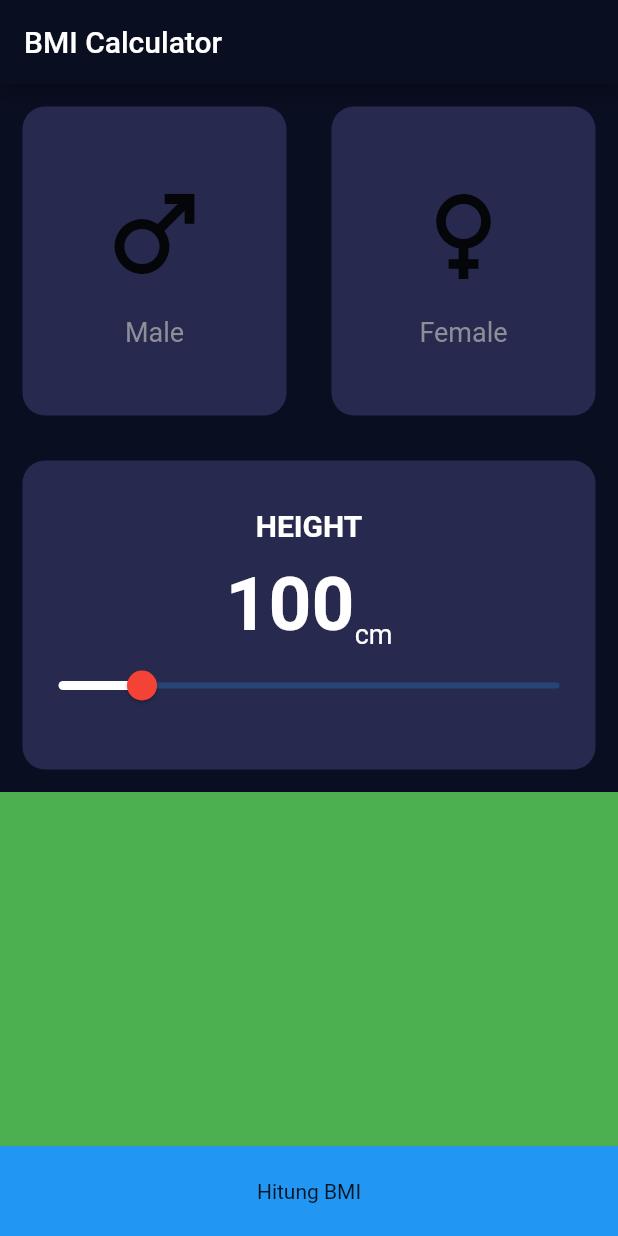
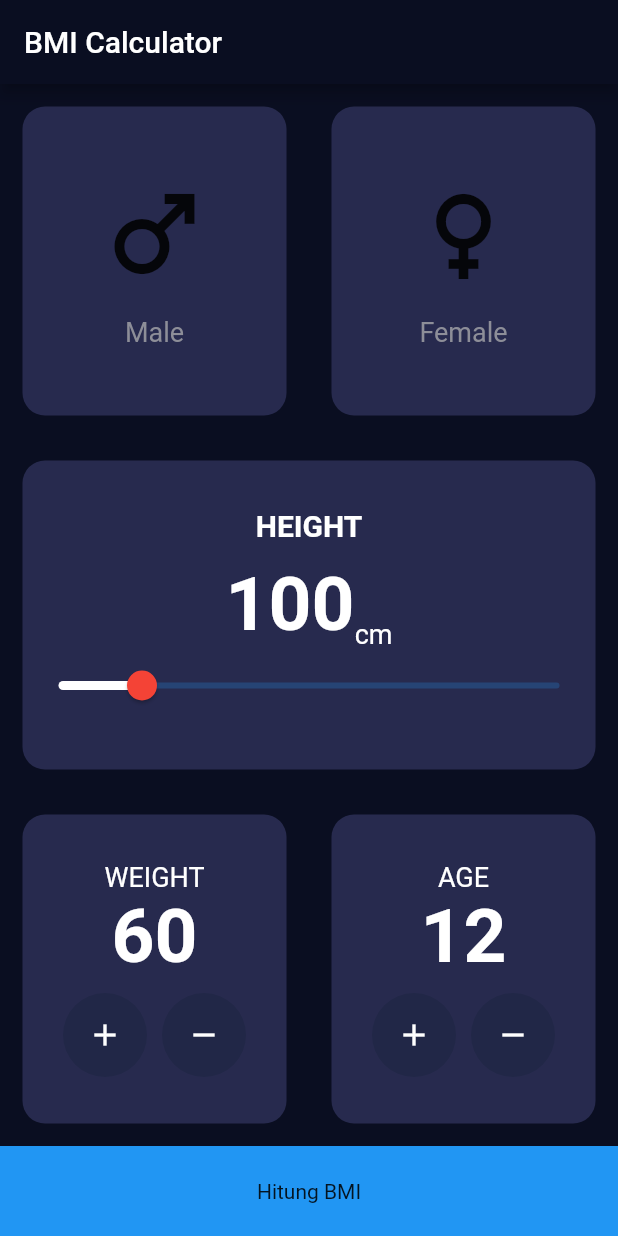
Before and after one commit to ihsansatriawan/bmi_apps, a Flutter app: the screen it shows after launch, on a phone screen of 412 x 824 dp. Run offline on Flutter 3.47's test engine with Material 2 defaults, Android fonts, the phone set to English and light mode, and no system bars.

Commit message:
Complete UI not full functional

```diff
--- a/lib/constants/constant.dart
+++ b/lib/constants/constant.dart
@@ -5,7 +5,14 @@ TextStyle genderTextStyle = const TextStyle(
   fontSize: 18,
   color: Color(0xff8d8e98)
 );
+
 TextStyle labelTextStyle = const TextStyle(
   fontSize: 18,
   color: Colors.white
 );
+
+TextStyle numberTextStyle = const TextStyle(
+  fontSize: 50,
+  fontWeight: FontWeight.bold,
+  color: Colors.white
+);
--- a/lib/views/bmi_data_screen.dart
+++ b/lib/views/bmi_data_screen.dart
@@ -65,11 +65,7 @@ class _BmiDataScreenState extends State<BmiDataScreen> {
                     children: [
                       Text(
                         "$height",
-                        style: TextStyle(
-                          fontSize: 50,
-                          fontWeight: FontWeight.bold,
-                          color: Colors.white
-                        ),
+                        style: numberTextStyle,
                       ),
                       Text(
                         "cm",
@@ -95,9 +91,118 @@ class _BmiDataScreenState extends State<BmiDataScreen> {
               ),
             ),
           )),
-          Expanded(child: Container(
-            color: Colors.green,
-          )),
+          Expanded(
+            child: Container(
+              child: Row(
+                children: [
+                  Expanded(
+                    child: BmiCard(
+                      child: Column(
+                        mainAxisAlignment: MainAxisAlignment.center,
+                        children: [
+                          Text(
+                            "WEIGHT",
+                            style: labelTextStyle,
+                          ),
+                          Text(
+                            "60",
+                            style: numberTextStyle,
+                          ),
+                          SizedBox(height: 8),
+                          Row(
+                            mainAxisAlignment: MainAxisAlignment.center,
+                            children: [
+                              RawMaterialButton(
+                                onPressed: () {},
+                                elevation: 0,
+                                child: Icon(
+                                  Icons.add,
+                                  color: Colors.white
+                                ),
+                                shape: CircleBorder(),
+                                fillColor: Color(0xff212747),
+                                constraints: BoxConstraints.tightFor(
+                                  width: 56,
+                                  height: 56,
+                                ),
+                              ),
+                              SizedBox(width: 10),
+                              RawMaterialButton(
+                                onPressed: () {},
+                                elevation: 0,
+                                child: Icon(
+                                  Icons.remove,
+                                  color: Colors.white,
+                                ),
+                                shape: CircleBorder(),
+                                fillColor: Color(0xff212747),
+                                constraints: BoxConstraints.tightFor(
+                                  width: 56,
+                                  height: 56,
+                                ),
+                              ),
+                            ],
+                          ),
+                        ],
+                      ),
+                    ),
+                  ),
+                  Expanded(
+                    child: BmiCard(
+                      child: Column(
+                        mainAxisAlignment: MainAxisAlignment.center,
+                        children: [
+                          Text(
+                            "AGE",
+                            style: labelTextStyle,
+                          ),
+                          Text(
+                            "12",
+                            style: numberTextStyle,
+                          ),
+                          SizedBox(height: 8),
+                          Row(
+                            mainAxisAlignment: MainAxisAlignment.center,
+                            children: [
+                              RawMaterialButton(
+                                onPressed: () {},
+                                elevation: 0,
+                                child: Icon(
+                                  Icons.add,
+                                  color: Colors.white
+                                ),
+                                shape: CircleBorder(),
+                                fillColor: Color(0xff212747),
+                                constraints: BoxConstraints.tightFor(
+                                  width: 56,
+                                  height: 56,
+                                ),
+                              ),
+                              SizedBox(width: 10),
+                              RawMaterialButton(
+                                onPressed: () {},
+                                elevation: 0,
+                                child: Icon(
+                                  Icons.remove,
+                                  color: Colors.white,
+                                ),
+                                shape: CircleBorder(),
+                                fillColor: Color(0xff212747),
+                                constraints: BoxConstraints.tightFor(
+                                  width: 56,
+                                  height: 56,
+                                ),
+                              ),
+                            ],
+                          ),
+                        ],
+                      ),
+                    ),
+                  ),
+                ],
+              ),
+            ),
+          ),
           GestureDetector(
             onTap: (){
               Navigator.of(context).push(
```
